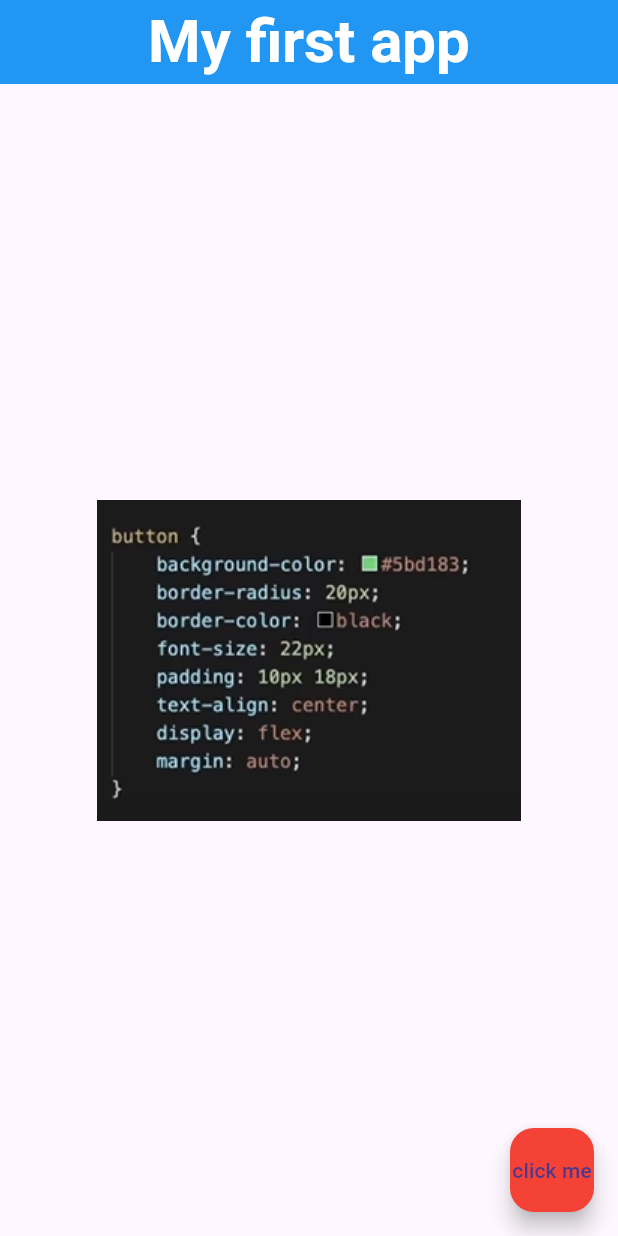
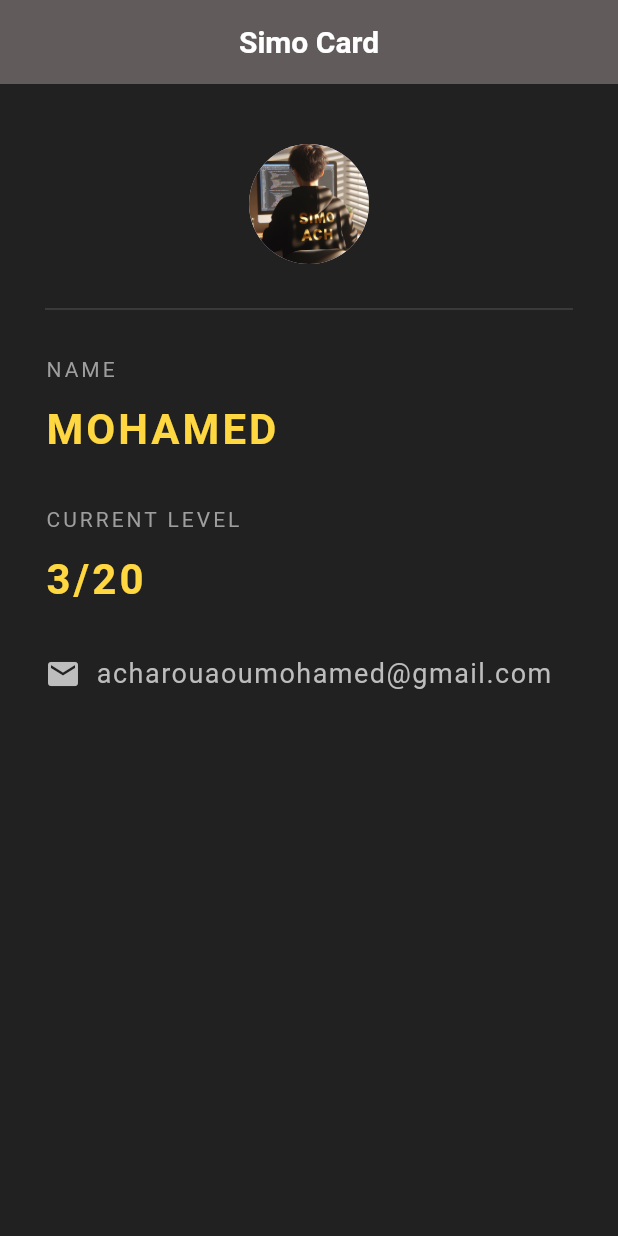
Before and after one commit to SimoAcharouaou777/Flutter-, a Flutter app: the screen it shows after launch, on a phone screen of 412 x 824 dp. Run offline on Flutter 3.47's test engine with Material 3 defaults, Android fonts, the phone set to English and light mode, and no system bars.

```diff
--- a/lib/main.dart
+++ b/lib/main.dart
@@ -1,36 +1,99 @@
 import 'package:flutter/material.dart';
+import 'package:flutter/rendering.dart';
 import 'package:flutter/widgets.dart';
 
-void main() {
-  runApp(MaterialApp(
-    debugShowCheckedModeBanner: false,
-    home: Home(),
-  ));
-}
+void main() => runApp(MaterialApp(
+      home: SimoCard(),
+    ));
 
-class Home extends StatelessWidget {
+class SimoCard extends StatelessWidget {
   @override
   Widget build(BuildContext context) {
     return Scaffold(
+      backgroundColor: Colors.grey[900],
       appBar: AppBar(
-        title: const Text(
-          'My first app',
+        title: Text(
+          'Simo Card',
           style: TextStyle(
             color: Colors.white,
-            fontSize: 40.0,
+            fontSize: 20.0,
             fontWeight: FontWeight.bold,
           ),
         ),
         centerTitle: true,
-        backgroundColor: Colors.blue,
+        backgroundColor: Color.fromARGB(255, 98, 91, 91),
+        elevation: 0.0,
       ),
-      body: Center(
-        child: Image.asset('assets/1photo.png'),
-      ),
-      floatingActionButton: FloatingActionButton(
-        onPressed: () {},
-        child: Text('click me'),
-        backgroundColor: Colors.red,
+      body: Padding(
+        padding: EdgeInsets.fromLTRB(30.0, 40.0, 30.0, 0.0),
+        child: Column(
+          crossAxisAlignment: CrossAxisAlignment.start,
+          children: <Widget>[
+            Center(
+              child: CircleAvatar(
+                backgroundImage: AssetImage('assets/simoach.jpg'),
+                radius: 40.0,
+              ),
+            ),
+            Divider(
+              height: 60.0,
+              color: Colors.grey[800],
+            ),
+            Text(
+              'NAME',
+              style: TextStyle(
+                color: Colors.grey,
+                letterSpacing: 2.0,
+              ),
+            ),
+            SizedBox(height:10.0),
+            Text(
+              'MOHAMED',
+              style: TextStyle(
+                color: Colors.amberAccent[200],
+                letterSpacing: 2.0,
+                fontSize: 28.0,
+                fontWeight: FontWeight.bold,
+              ),
+            ),
+            SizedBox(height:30.0),
+            Text(
+              'CURRENT LEVEL',
+              style: TextStyle(
+                color: Colors.grey,
+                letterSpacing: 2.0,
+              ),
+            ),
+            SizedBox(height:10.0),
+            Text(
+              '3/20',
+              style: TextStyle(
+                color: Colors.amberAccent[200],
+                letterSpacing: 2.0,
+                fontSize: 28.0,
+                fontWeight: FontWeight.bold,
+              ),
+            ),
+            SizedBox(height:30.0),
+            Row(
+              children: <Widget>[
+                Icon(
+                  Icons.email,
+                  color: Colors.grey[400],
+                ),
+                SizedBox(width:10.0),
+                Text(
+                  'acharouaoumohamed@gmail.com',
+                  style:TextStyle(
+                    color: Colors.grey[400],
+                    fontSize: 18.0,
+                    letterSpacing: 1.0,
+                  )
+                ),
+              ],
+            )
+          ],
+        ),
       ),
     );
   }
```
Also changed, not shown: assets/simoach.jpg (added).
